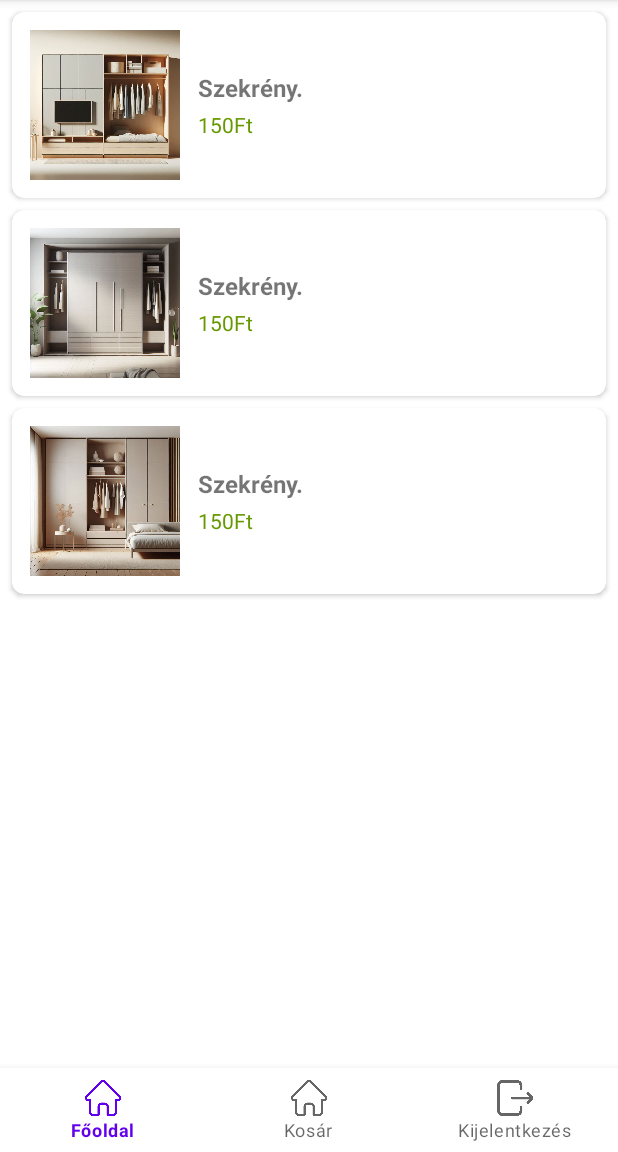
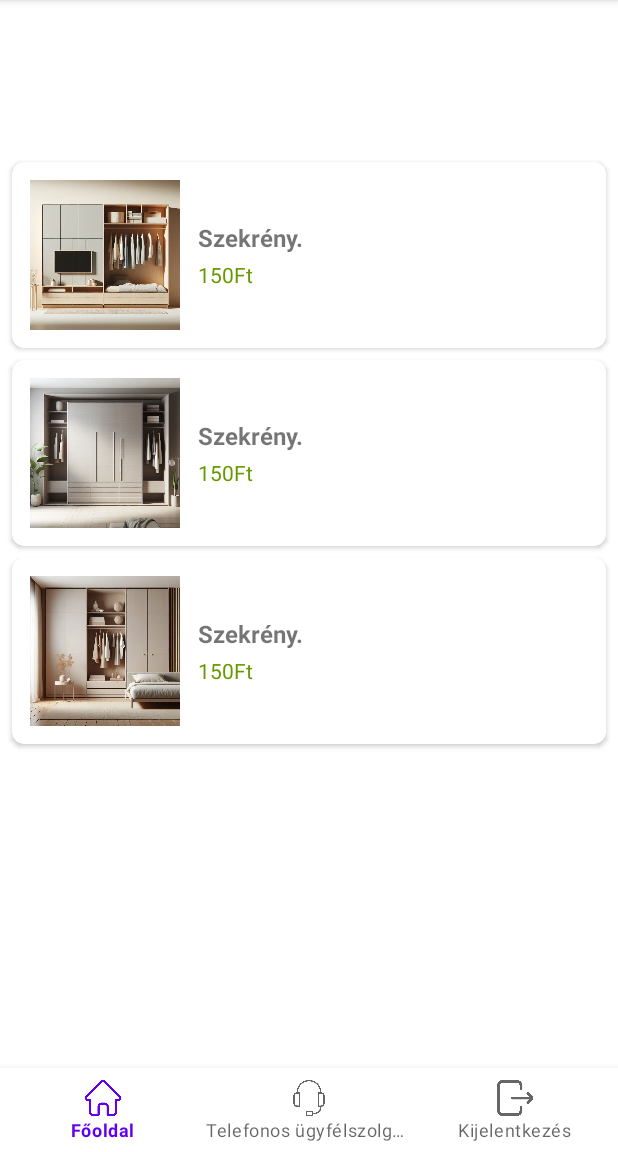
Before and after one commit to LinKecske/mobil_alkfejl_merfoldko2, an Android app: the ShopListActivity screen opened directly, with no data from a screen before it, on a phone screen of 412 x 824 dp, the part 84-1236 px from its top. Run offline under Robolectric (Android 15) with nearby library versions, the phone set to English and light mode, and no system bars; our stand-ins replace Firebase (no records; nobody signed in at launch, a user with empty details on screens opened directly).

Commit message:
vasarnap delelott

```diff
--- a/app/src/main/java/com/example/butorbolt/ShopListActivity.java
+++ b/app/src/main/java/com/example/butorbolt/ShopListActivity.java
@@ -74,6 +74,7 @@ public class ShopListActivity extends AppCompatActivity {
         finish();
         Intent intent = new Intent(this, MainActivity.class);
         startActivity(intent);
+        Toast.makeText(this, "Kijelentkeztetve!", Toast.LENGTH_SHORT).show();
     }
 
     public void home(MenuItem item) {
@@ -109,8 +110,7 @@ public class ShopListActivity extends AppCompatActivity {
     @Override
     protected void onDestroy() {
         super.onDestroy();
-        FirebaseAuth.getInstance().signOut();
-        Toast.makeText(this, "Kijelentkeztetve!", Toast.LENGTH_SHORT).show();
+
     }
 
     // TELFON
@@ -190,12 +190,8 @@ public class ShopListActivity extends AppCompatActivity {
 
         AlarmManager alarmManager = (AlarmManager) getSystemService(ALARM_SERVICE);
         alarmManager.setExactAndAllowWhileIdle(
-                AlarmManager.RTC_WAKEUP, System.currentTimeMillis() + (10*1000), pendingIntent
+                AlarmManager.RTC_WAKEUP, System.currentTimeMillis() + (30*1000), pendingIntent
         );
-
-
-        //To Cancel the alarm
-        //alarmManager.cancel(pendingIntent);
 
     }
 
--- a/app/src/main/java/com/example/butorbolt/Termek1Activity.java
+++ b/app/src/main/java/com/example/butorbolt/Termek1Activity.java
@@ -12,6 +12,7 @@ import android.os.Build;
 import android.os.Bundle;
 import android.os.Environment;
 import android.provider.MediaStore;
+import android.view.MenuItem;
 import android.view.View;
 import android.widget.ImageView;
 import android.widget.Toast;
@@ -157,4 +158,9 @@ public class Termek1Activity extends AppCompatActivity {
             }
         }
     });
+
+    //KOSARBA
+    public void kosarba(android.view.View view) {
+        Toast.makeText(Termek1Activity.this, "Termék kosárba helyezve", Toast.LENGTH_SHORT).show();
+    }
 }
--- a/app/src/main/res/layout/activity_shop_list.xml
+++ b/app/src/main/res/layout/activity_shop_list.xml
@@ -4,163 +4,164 @@
     xmlns:app="http://schemas.android.com/apk/res-auto"
     android:layout_width="match_parent"
     android:layout_height="match_parent">
-    <ScrollView
-        xmlns:tools="http://schemas.android.com/tools"
+
+    <ScrollView xmlns:tools="http://schemas.android.com/tools"
         android:layout_width="match_parent"
-        android:layout_height="match_parent"
-        android:fillViewport="true">
+        android:layout_height="0dp"
+        android:layout_marginTop="100dp"
+        android:layout_marginBottom="30dp"
+        android:fillViewport="true"
+        app:layout_constraintTop_toTopOf="parent"
+        app:layout_constraintBottom_toTopOf="@id/bottom_nav_bar">
 
         <androidx.constraintlayout.widget.ConstraintLayout
             android:layout_width="match_parent"
             android:layout_height="wrap_content"
             tools:context=".ShopListActivity">
 
-            <androidx.cardview.widget.CardView
+            <androidx.cardview.widget.CardView xmlns:card_view="http://schemas.android.com/apk/res-auto"
                 android:id="@+id/termek1"
-                xmlns:card_view="http://schemas.android.com/apk/res-auto"
-                card_view:layout_constraintTop_toTopOf="parent"
                 android:layout_width="match_parent"
                 android:layout_height="wrap_content"
+                android:layout_margin="8dp"
+                android:onClick="termek1"
                 card_view:cardCornerRadius="8dp"
-                android:layout_margin="8dp"
-                android:onClick="termek1">
+                card_view:layout_constraintTop_toTopOf="parent">
 
                 <LinearLayout
-                    android:orientation="horizontal"
-                    android:padding="12dp"
                     android:layout_width="match_parent"
                     android:layout_height="wrap_content"
-                    android:gravity="center_vertical">
+                    android:gravity="center_vertical"
+                    android:orientation="horizontal"
+                    android:padding="12dp">
 
                     <ImageView
                         android:id="@+id/kep1"
                         android:layout_width="100dp"
                         android:layout_height="100dp"
+                        android:layout_marginEnd="12dp"
                         android:scaleType="centerCrop"
-                        android:src="@drawable/szekreny1"
-                        android:layout_marginEnd="12dp"/>
+                        android:src="@drawable/szekreny1" />
 
                     <LinearLayout
-                        android:orientation="vertical"
                         android:layout_width="0dp"
                         android:layout_height="wrap_content"
-                        android:layout_weight="1">
+                        android:layout_weight="1"
+                        android:orientation="vertical">
 
                         <TextView
                             android:id="@+id/szoveg1"
                             android:layout_width="wrap_content"
                             android:layout_height="wrap_content"
-                            android:textStyle="bold"
+                            android:text="Szekrény."
                             android:textSize="16sp"
-                            android:text="Szekrény." />
+                            android:textStyle="bold" />
 
                         <TextView
                             android:id="@+id/ar1"
                             android:layout_width="wrap_content"
                             android:layout_height="wrap_content"
-                            android:textColor="@android:color/holo_green_dark"
+                            android:paddingTop="4dp"
                             android:text="150Ft"
-                            android:paddingTop="4dp"/>
+                            android:textColor="@android:color/holo_green_dark" />
                     </LinearLayout>
                 </LinearLayout>
             </androidx.cardview.widget.CardView>
 
-            <androidx.cardview.widget.CardView
+            <androidx.cardview.widget.CardView xmlns:card_view="http://schemas.android.com/apk/res-auto"
                 android:id="@+id/termek2"
-                xmlns:card_view="http://schemas.android.com/apk/res-auto"
-                card_view:layout_constraintTop_toBottomOf="@+id/termek1"
                 android:layout_width="match_parent"
                 android:layout_height="wrap_content"
+                android:layout_margin="8dp"
+                android:onClick="termek2"
                 card_view:cardCornerRadius="8dp"
-                android:layout_margin="8dp"
-                android:onClick="termek2">
+                card_view:layout_constraintTop_toBottomOf="@+id/termek1">
 
                 <LinearLayout
-                    android:orientation="horizontal"
-                    android:padding="12dp"
                     android:layout_width="match_parent"
                     android:layout_height="wrap_content"
-                    android:gravity="center_vertical">
+                    android:gravity="center_vertical"
+                    android:orientation="horizontal"
+                    android:padding="12dp">
 
                     <ImageView
                         android:id="@+id/kep2"
                         android:layout_width="100dp"
                         android:layout_height="100dp"
+                        android:layout_marginEnd="12dp"
                         android:scaleType="centerCrop"
-                        android:src="@drawable/szekreny2"
-                        android:layout_marginEnd="12dp"/>
+                        android:src="@drawable/szekreny2" />
 
                     <LinearLayout
-                        android:orientation="vertical"
                         android:layout_width="0dp"
                         android:layout_height="wrap_content"
-                        android:layout_weight="1">
+                        android:layout_weight="1"
+                        android:orientation="vertical">
 
                         <TextView
                             android:id="@+id/szoveg2"
                             android:layout_width="wrap_content"
                             android:layout_height="wrap_content"
-                            android:textStyle="bold"
+                            android:text="Szekrény."
                             android:textSize="16sp"
-                            android:text="Szekrény." />
+                            android:textStyle="bold" />
 
                         <TextView
                             android:id="@+id/ar2"
                             android:layout_width="wrap_content"
                             android:layout_height="wrap_content"
-                            android:textColor="@android:color/holo_green_dark"
+                            android:paddingTop="4dp"
                             android:text="150Ft"
-                            android:paddingTop="4dp"/>
+                            android:textColor="@android:color/holo_green_dark" />
                     </LinearLayout>
                 </LinearLayout>
             </androidx.cardview.widget.CardView>
 
-            <androidx.cardview.widget.CardView
+            <androidx.cardview.widget.CardView xmlns:card_view="http://schemas.android.com/apk/res-auto"
                 android:id="@+id/termek3"
-                xmlns:card_view="http://schemas.android.com/apk/res-auto"
-                card_view:layout_constraintTop_toBottomOf="@+id/termek2"
                 android:layout_width="match_parent"
                 android:layout_height="wrap_content"
+                android:layout_margin="8dp"
+                android:onClick="termek3"
                 card_view:cardCornerRadius="8dp"
-                android:layout_margin="8dp"
-                android:onClick="termek3">
+                card_view:layout_constraintTop_toBottomOf="@+id/termek2">
 
                 <LinearLayout
-                    android:orientation="horizontal"
-                    android:padding="12dp"
                     android:layout_width="match_parent"
                     android:layout_height="wrap_content"
-                    android:gravity="center_vertical">
+                    android:gravity="center_vertical"
+                    android:orientation="horizontal"
+                    android:padding="12dp">
 
                     <ImageView
                         android:id="@+id/kep3"
                         android:layout_width="100dp"
                         android:layout_height="100dp"
+                        android:layout_marginEnd="12dp"
                         android:scaleType="centerCrop"
-                        android:src="@drawable/szekreny3"
-                        android:layout_marginEnd="12dp"/>
+                        android:src="@drawable/szekreny3" />
 
                     <LinearLayout
-                        android:orientation="vertical"
                         android:layout_width="0dp"
                         android:layout_height="wrap_content"
-                        android:layout_weight="1">
+                        android:layout_weight="1"
+                        android:orientation="vertical">
 
                         <TextView
                             android:id="@+id/szoveg3"
                             android:layout_width="wrap_content"
                             android:layout_height="wrap_content"
-                            android:textStyle="bold"
+                            android:text="Szekrény."
                             android:textSize="16sp"
-                            android:text="Szekrény." />
+                            android:textStyle="bold" />
 
                         <TextView
                             android:id="@+id/ar3"
                             android:layout_width="wrap_content"
                             android:layout_height="wrap_content"
-                            android:textColor="@android:color/holo_green_dark"
+                            android:paddingTop="4dp"
                             android:text="150Ft"
-                            android:paddingTop="4dp"/>
+                            android:textColor="@android:color/holo_green_dark" />
                     </LinearLayout>
                 </LinearLayout>
             </androidx.cardview.widget.CardView>
--- a/app/src/main/res/layout/activity_termek1.xml
+++ b/app/src/main/res/layout/activity_termek1.xml
@@ -1,21 +1,22 @@
 <?xml version="1.0" encoding="utf-8"?>
-<androidx.constraintlayout.widget.ConstraintLayout xmlns:android="http://schemas.android.com/apk/res/android"
+<androidx.constraintlayout.widget.ConstraintLayout
+    xmlns:android="http://schemas.android.com/apk/res/android"
     xmlns:app="http://schemas.android.com/apk/res-auto"
     xmlns:tools="http://schemas.android.com/tools"
-    android:id="@+id/main"
     android:layout_width="match_parent"
-    android:layout_height="match_parent"
-    tools:context=".Termek1Activity">
+    android:layout_height="match_parent">
 
     <ScrollView
         android:layout_width="match_parent"
-        android:layout_height="match_parent"
-        android:fillViewport="true">
-
+        android:layout_height="0dp"
+        android:layout_marginTop="100dp"
+        android:layout_marginBottom="30dp"
+        android:fillViewport="true"
+        app:layout_constraintTop_toTopOf="parent"
+        app:layout_constraintBottom_toBottomOf="parent">
         <androidx.constraintlayout.widget.ConstraintLayout
             android:layout_width="match_parent"
-            android:layout_height="wrap_content"
-            tools:context=".ShopListActivity">
+            android:layout_height="wrap_content">
 
 
             <ImageView
@@ -37,7 +38,7 @@
                 android:layout_width="wrap_content"
                 android:layout_height="wrap_content"
                 android:layout_marginStart="60dp"
-                android:layout_marginTop="92dp"
+                android:layout_marginTop="28dp"
                 android:text="Bútor 1"
                 android:textSize="24sp"
                 app:layout_constraintStart_toEndOf="@+id/imageView"
@@ -52,6 +53,26 @@
                 android:text="Fedezd fel az új kedvenc szekrényed! Stílus, praktikum és tágas tárolóhely egyben – ez a szekrény tökéletes választás otthonod bármely helyiségébe. Letisztult design, masszív kivitel, és minden apróságnak meglesz a maga helye. Rend és elegancia egy mozdulattal!"
                 app:layout_constraintStart_toStartOf="@+id/imageView"
                 app:layout_constraintTop_toBottomOf="@+id/imageView" />
+
+            <TextView
+                android:id="@+id/textView6"
+                android:layout_width="wrap_content"
+                android:layout_height="wrap_content"
+                android:layout_marginTop="28dp"
+                android:text="450 000Ft"
+                android:textSize="24sp"
+                app:layout_constraintStart_toStartOf="@+id/textView4"
+                app:layout_constraintTop_toBottomOf="@+id/textView4" />
+
+            <Button
+                android:id="@+id/button2"
+                android:layout_width="wrap_content"
+                android:layout_height="wrap_content"
+                android:layout_marginTop="37dp"
+                android:text="Kosárba"
+                app:layout_constraintStart_toStartOf="@+id/textView6"
+                app:layout_constraintTop_toBottomOf="@+id/textView6"
+                android:onClick="kosarba"/>
         </androidx.constraintlayout.widget.ConstraintLayout>
     </ScrollView>
 </androidx.constraintlayout.widget.ConstraintLayout>
--- a/app/src/main/res/menu/bottom_nav_bar.xml
+++ b/app/src/main/res/menu/bottom_nav_bar.xml
@@ -7,8 +7,8 @@
         android:onClick="home"/>
     <item
         android:id="@+id/kosar"
-        android:title="Kosár"
-        android:icon="@drawable/home"
+        android:title="Telefonos ügyfélszolgálat"
+        android:icon="@drawable/headphones"
         android:onClick="onAddContactClicked"/>
     <item
         android:id="@+id/exit"
--- /dev/null
+++ b/app/src/main/res/values/dimens.xml
@@ -0,0 +1,5 @@
+<resources>
+    <!-- Default screen margins, per the Android Design guidelines. -->
+    <dimen name="activity_horizontal_margin">16dp</dimen>
+    <dimen name="activity_vertical_margin">16dp</dimen>
+</resources>
```
Also changed, not shown: app/src/main/res/drawable/headphones.png (added).
